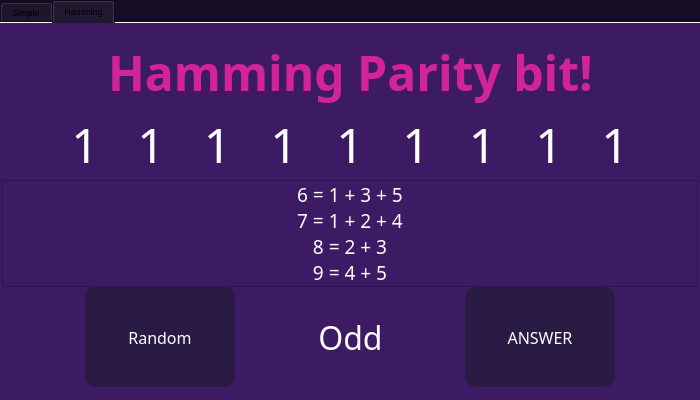
Old version of the form ui2.ui in the repository NoeyPantawid/Parity_bit_puzzle.
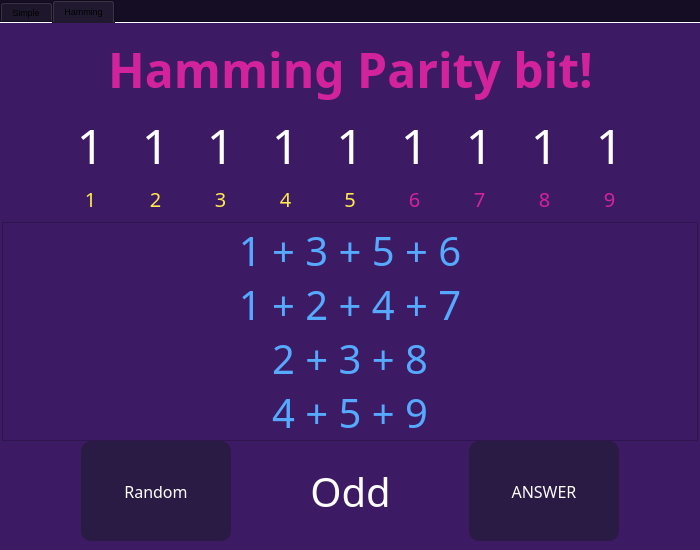
New version of the form. The open tabs and pages were chosen to show the change.

```diff
--- a/ui2.ui
+++ b/ui2.ui
@@ -7,13 +7,13 @@
     <x>0</x>
     <y>0</y>
     <width>700</width>
-    <height>400</height>
+    <height>550</height>
    </rect>
   </property>
   <property name="minimumSize">
    <size>
     <width>700</width>
-    <height>400</height>
+    <height>550</height>
    </size>
   </property>
   <property name="windowTitle">
@@ -916,26 +916,8 @@
              <property name="lineWidth">
               <number>0</number>
              </property>
-             <layout class="QHBoxLayout" name="horizontalLayout_5">
-              <property name="spacing">
-               <number>0</number>
-              </property>
-              <property name="sizeConstraint">
-               <enum>QLayout::SetDefaultConstraint</enum>
-              </property>
-              <property name="leftMargin">
-               <number>0</number>
-              </property>
-              <property name="topMargin">
-               <number>0</number>
-              </property>
-              <property name="rightMargin">
-               <number>0</number>
-              </property>
-              <property name="bottomMargin">
-               <number>0</number>
-              </property>
-              <item>
+             <layout class="QGridLayout" name="gridLayout_4">
+              <item row="0" column="0">
                <spacer name="horizontalSpacer_15">
                 <property name="orientation">
                  <enum>Qt::Horizontal</enum>
@@ -951,7 +933,7 @@
                 </property>
                </spacer>
               </item>
-              <item>
+              <item row="0" column="1">
                <widget class="QLabel" name="bit_11">
                 <property name="font">
                  <font>
@@ -973,7 +955,7 @@
                 </property>
                </widget>
               </item>
-              <item>
+              <item row="0" column="2">
                <widget class="QLabel" name="bit_12">
                 <property name="font">
                  <font>
@@ -995,7 +977,7 @@
                 </property>
                </widget>
               </item>
-              <item>
+              <item row="0" column="3">
                <widget class="QLabel" name="bit_13">
                 <property name="font">
                  <font>
@@ -1017,7 +999,7 @@
                 </property>
                </widget>
               </item>
-              <item>
+              <item row="0" column="4">
                <widget class="QLabel" name="bit_14">
                 <property name="font">
                  <font>
@@ -1039,7 +1021,7 @@
                 </property>
                </widget>
               </item>
-              <item>
+              <item row="0" column="5">
                <widget class="QLabel" name="bit_15">
                 <property name="font">
                  <font>
@@ -1061,7 +1043,7 @@
                 </property>
                </widget>
               </item>
-              <item>
+              <item row="0" column="6">
                <widget class="QLabel" name="bit_16">
                 <property name="font">
                  <font>
@@ -1083,7 +1065,7 @@
                 </property>
                </widget>
               </item>
-              <item>
+              <item row="0" column="7">
                <widget class="QLabel" name="bit_17">
                 <property name="font">
                  <font>
@@ -1105,7 +1087,7 @@
                 </property>
                </widget>
               </item>
-              <item>
+              <item row="0" column="8">
                <widget class="QLabel" name="bit_18">
                 <property name="font">
                  <font>
@@ -1127,7 +1109,7 @@
                 </property>
                </widget>
               </item>
-              <item>
+              <item row="0" column="9">
                <widget class="QLabel" name="bit_19">
                 <property name="font">
                  <font>
@@ -1155,7 +1137,7 @@
                 </property>
                </widget>
               </item>
-              <item>
+              <item row="0" column="10">
                <spacer name="horizontalSpacer_16">
                 <property name="orientation">
                  <enum>Qt::Horizontal</enum>
@@ -1171,6 +1153,204 @@
                 </property>
                </spacer>
               </item>
+              <item row="1" column="1">
+               <widget class="QLabel" name="bit_21">
+                <property name="font">
+                 <font>
+                  <family>ROG Fonts</family>
+                  <pointsize>15</pointsize>
+                 </font>
+                </property>
+                <property name="layoutDirection">
+                 <enum>Qt::LeftToRight</enum>
+                </property>
+                <property name="styleSheet">
+                 <string notr="true">color: rgb(255, 234, 75);</string>
+                </property>
+                <property name="text">
+                 <string>1</string>
+                </property>
+                <property name="alignment">
+                 <set>Qt::AlignCenter</set>
+                </property>
+               </widget>
+              </item>
+              <item row="1" column="2">
+               <widget class="QLabel" name="bit_22">
+                <property name="font">
+                 <font>
+                  <family>ROG Fonts</family>
+                  <pointsize>15</pointsize>
+                 </font>
+                </property>
+                <property name="layoutDirection">
+                 <enum>Qt::LeftToRight</enum>
+                </property>
+                <property name="styleSheet">
+                 <string notr="true">color: rgb(255, 234, 75);</string>
+                </property>
+                <property name="text">
+                 <string>2</string>
+                </property>
+                <property name="alignment">
+                 <set>Qt::AlignCenter</set>
+                </property>
+               </widget>
+              </item>
+              <item row="1" column="3">
+               <widget class="QLabel" name="bit_23">
+                <property name="font">
+                 <font>
+                  <family>ROG Fonts</family>
+                  <pointsize>15</pointsize>
+                 </font>
+                </property>
+                <property name="layoutDirection">
+                 <enum>Qt::LeftToRight</enum>
+                </property>
+                <property name="styleSheet">
+                 <string notr="true">color: rgb(255, 234, 75);</string>
+                </property>
+                <property name="text">
+                 <string>3</string>
+                </property>
+                <property name="alignment">
+                 <set>Qt::AlignCenter</set>
+                </property>
+               </widget>
+              </item>
+              <item row="1" column="4">
+               <widget class="QLabel" name="bit_24">
+                <property name="font">
+                 <font>
+                  <family>ROG Fonts</family>
+                  <pointsize>15</pointsize>
+                 </font>
+                </property>
+                <property name="layoutDirection">
+                 <enum>Qt::LeftToRight</enum>
+                </property>
+                <property name="styleSheet">
+                 <string notr="true">color: rgb(255, 234, 75);</string>
+                </property>
+                <property name="text">
+                 <string>4</string>
+                </property>
+                <property name="alignment">
+                 <set>Qt::AlignCenter</set>
+                </property>
+               </widget>
+              </item>
+              <item row="1" column="5">
+               <widget class="QLabel" name="bit_25">
+                <property name="font">
+                 <font>
+                  <family>ROG Fonts</family>
+                  <pointsize>15</pointsize>
+                 </font>
+                </property>
+                <property name="layoutDirection">
+                 <enum>Qt::LeftToRight</enum>
+                </property>
+                <property name="styleSheet">
+                 <string notr="true">color: rgb(255, 234, 75);</string>
+                </property>
+                <property name="text">
+                 <string>5</string>
+                </property>
+                <property name="alignment">
+                 <set>Qt::AlignCenter</set>
+                </property>
+               </widget>
+              </item>
+              <item row="1" column="6">
+               <widget class="QLabel" name="bit_26">
+                <property name="font">
+                 <font>
+                  <family>ROG Fonts</family>
+                  <pointsize>15</pointsize>
+                 </font>
+                </property>
+                <property name="layoutDirection">
+                 <enum>Qt::LeftToRight</enum>
+                </property>
+                <property name="styleSheet">
+                 <string notr="true">color: rgb(211, 35, 156);</string>
+                </property>
+                <property name="text">
+                 <string>6</string>
+                </property>
+                <property name="alignment">
+                 <set>Qt::AlignCenter</set>
+                </property>
+               </widget>
+              </item>
+              <item row="1" column="7">
+               <widget class="QLabel" name="bit_27">
+                <property name="font">
+                 <font>
+                  <family>ROG Fonts</family>
+                  <pointsize>15</pointsize>
+                 </font>
+                </property>
+                <property name="layoutDirection">
+                 <enum>Qt::LeftToRight</enum>
+                </property>
+                <property name="styleSheet">
+                 <string notr="true">color: rgb(211, 35, 156);</string>
+                </property>
+                <property name="text">
+                 <string>7</string>
+                </property>
+                <property name="alignment">
+                 <set>Qt::AlignCenter</set>
+                </property>
+               </widget>
+              </item>
+              <item row="1" column="8">
+               <widget class="QLabel" name="bit_28">
+                <property name="font">
+                 <font>
+                  <family>ROG Fonts</family>
+                  <pointsize>15</pointsize>
+                 </font>
+                </property>
+                <property name="layoutDirection">
+                 <enum>Qt::LeftToRight</enum>
+                </property>
+                <property name="styleSheet">
+                 <string notr="true">color: rgb(211, 35, 156);</string>
+                </property>
+                <property name="text">
+                 <string>8</string>
+                </property>
+                <property name="alignment">
+                 <set>Qt::AlignCenter</set>
+                </property>
+               </widget>
+              </item>
+              <item row="1" column="9">
+               <widget class="QLabel" name="bit_29">
+                <property name="font">
+                 <font>
+                  <family>ROG Fonts</family>
+                  <pointsize>15</pointsize>
+                 </font>
+                </property>
+                <property name="layoutDirection">
+                 <enum>Qt::LeftToRight</enum>
+                </property>
+                <property name="styleSheet">
+                 <string notr="true">color: rgb(211, 35, 156);</string>
+                </property>
+                <property name="text">
+                 <string>9</string>
+                </property>
+                <property name="alignment">
+                 <set>Qt::AlignCenter</set>
+                </property>
+               </widget>
+              </item>
              </layout>
             </widget>
            </item>
@@ -1219,14 +1399,14 @@
                 <property name="font">
                  <font>
                   <family>ROG Fonts</family>
-                  <pointsize>14</pointsize>
+                  <pointsize>30</pointsize>
                  </font>
                 </property>
                 <property name="styleSheet">
-                 <string notr="true">color: rgb(255, 255, 255);</string>
+                 <string notr="true">color: rgb(85, 170, 255);</string>
                 </property>
                 <property name="text">
-                 <string>&lt;html&gt;&lt;head/&gt;&lt;body&gt;&lt;p&gt;6 = 1 + 3 + 5&lt;br/&gt;7 = 1 + 2 + 4&lt;br/&gt;8 = 2 + 3&lt;br/&gt;9 = 4 + 5&lt;/p&gt;&lt;/body&gt;&lt;/html&gt;</string>
+                 <string>&lt;html&gt;&lt;head/&gt;&lt;body&gt;&lt;p&gt;1 + 3 + 5 + 6&lt;br/&gt;1 + 2 + 4 + 7&lt;br/&gt;2 + 3 + 8&lt;br/&gt;4 + 5 + 9&lt;/p&gt;&lt;/body&gt;&lt;/html&gt;</string>
                 </property>
                 <property name="alignment">
                  <set>Qt::AlignCenter</set>
@@ -1357,7 +1537,7 @@
                 <property name="font">
                  <font>
                   <family>ROG Fonts</family>
-                  <pointsize>24</pointsize>
+                  <pointsize>30</pointsize>
                  </font>
                 </property>
                 <property name="layoutDirection">
```
Left out of the diff: 2 changed lines with no effect on the pictures.
